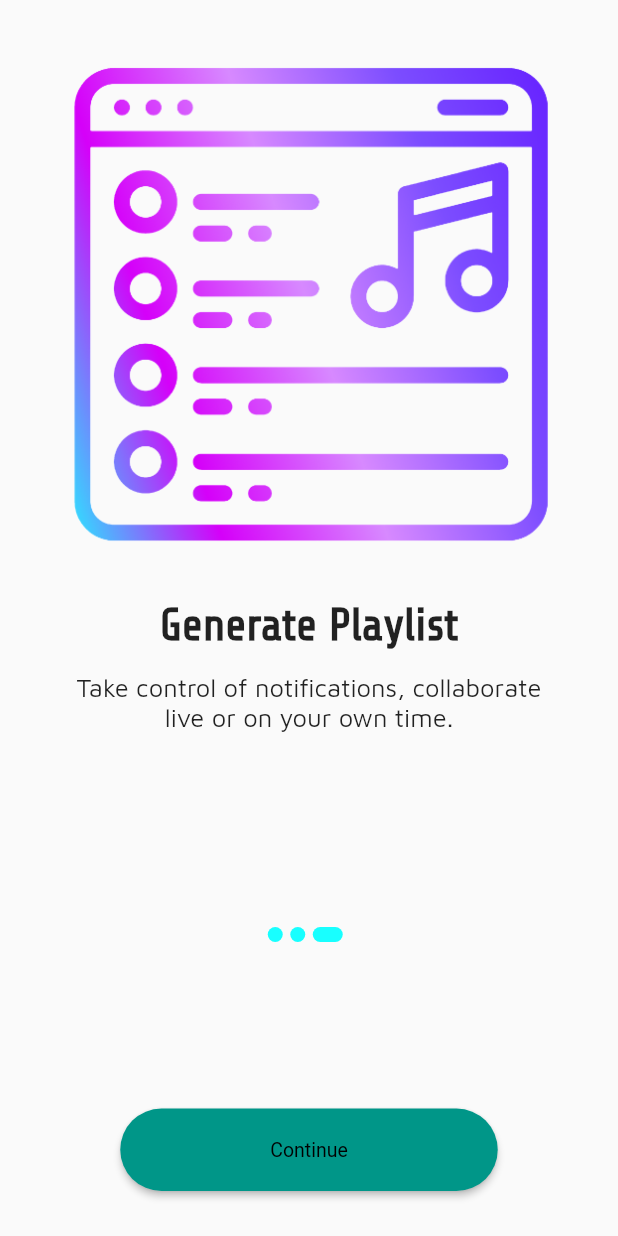
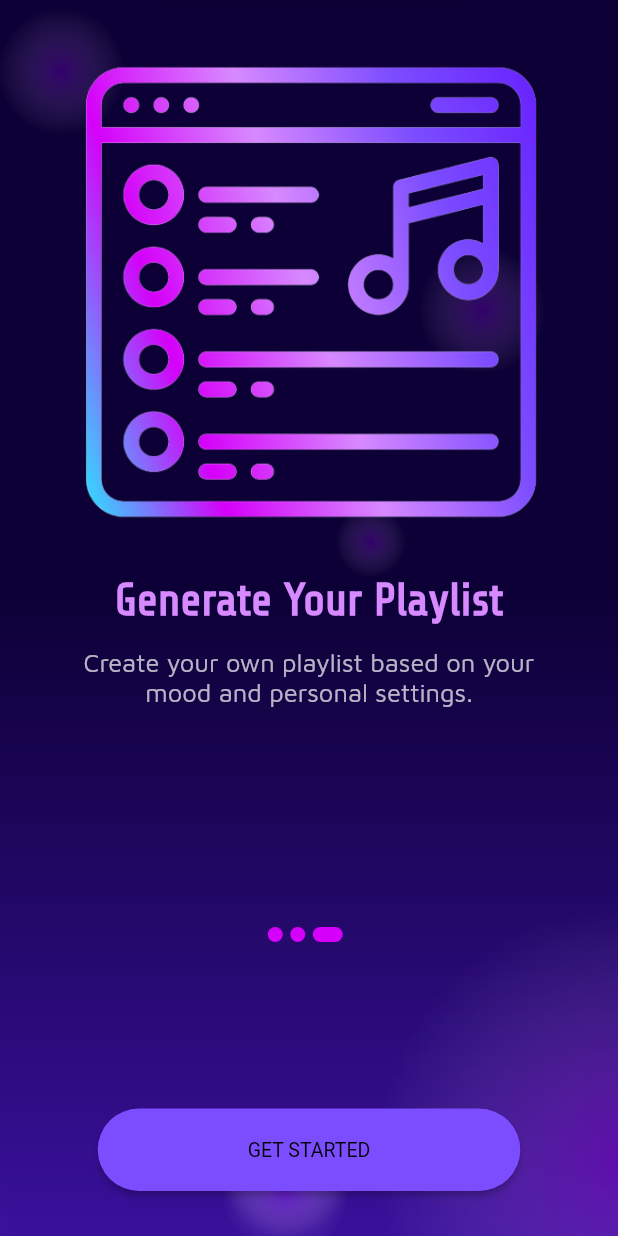
Before and after one commit to Temper-Tunes-Senior-Design-Project/TemperTunes, a Flutter app: the OnboardingPage screen opened directly, swiped to page 3, on a phone screen of 412 x 824 dp. Run offline on Flutter 3.47's test engine with Material 2 defaults, Android fonts, the phone set to English and light mode, and no system bars; our stand-ins replace camera, cloud_firestore, cloud_functions, firebase_auth, firebase_core, firebase_crashlytics and 6 more; missing offline and left inert: collapsible_sidebar, mockito, simple_ripple_animation; accounts and stored records are empty.

Commit message:
Updated files

```diff
--- a/lib/Pages/OnboardingPage.dart
+++ b/lib/Pages/OnboardingPage.dart
@@ -52,7 +52,7 @@ class _OnboardingPageState extends State<OnboardingPage> {
         borderRadius: BorderRadius.all(
           Radius.circular(50),
         ),
-        color: MyPalette.turqoise,
+        color: MyPalette.brightMagenta,
       ),
       margin: const EdgeInsets.only(right: 5),
       height: 10,
@@ -69,6 +69,14 @@ class _OnboardingPageState extends State<OnboardingPage> {
 
     return Scaffold(
       body: SafeArea(
+        child: Container(
+          alignment: Alignment.topCenter,
+          width: width,
+          height: height,
+          decoration: BoxDecoration(
+            image: DecorationImage(
+                image: AssetImage("assets/appBarBG.png"), fit: BoxFit.cover),
+          ),
           child: Column(
             children: [
               Expanded(
@@ -76,7 +84,8 @@ class _OnboardingPageState extends State<OnboardingPage> {
                 child: PageView.builder(
                   physics: const BouncingScrollPhysics(),
                   controller: _controller,
-                onPageChanged: (value) => setState(() => _currentPage = value),
+                  onPageChanged: (value) =>
+                      setState(() => _currentPage = value),
                   itemCount: contents.length,
                   itemBuilder: (context, i) {
                     return Padding(
@@ -86,8 +95,7 @@ class _OnboardingPageState extends State<OnboardingPage> {
                           ///Image
                           Image.asset(
                             contents[i].image,
-                          // height: SizeConfig.blockV! * 35,
-                          height: height * 0.4,
+                            height: height * 0.38,
                           ),
                           SizedBox(
                             height: (height >= 840) ? 60 : 30,
@@ -100,6 +108,7 @@ class _OnboardingPageState extends State<OnboardingPage> {
                             style: TextStyle(
                               fontFamily: "Share Tech",
                               fontWeight: FontWeight.w600,
+                              color: MyPalette.lightPurple,
                               fontSize: (width <= 550) ? 30 : 35,
                             ),
                           ),
@@ -112,6 +121,7 @@ class _OnboardingPageState extends State<OnboardingPage> {
                             contents[i].desc,
                             style: TextStyle(
                               fontFamily: "Maven Pro",
+                              color: Colors.white70,
                               fontWeight: FontWeight.w300,
                               fontSize: (width <= 550) ? 17 : 25,
                             ),
@@ -153,9 +163,9 @@ class _OnboardingPageState extends State<OnboardingPage> {
                                   ),
                                 );
                               },
-                            child: const Text("Continue"),
+                              child: const Text("GET STARTED"),
                               style: ElevatedButton.styleFrom(
-                              backgroundColor: Colors.teal,
+                                backgroundColor: MyPalette.slateBlue,
                                 shape: RoundedRectangleBorder(
                                   borderRadius: BorderRadius.circular(50),
                                 ),
@@ -164,8 +174,8 @@ class _OnboardingPageState extends State<OnboardingPage> {
                                         horizontal: 100, vertical: 20)
                                     : EdgeInsets.symmetric(
                                         horizontal: width * 0.2, vertical: 25),
-                              textStyle:
-                                  TextStyle(fontSize: (width <= 550) ? 13 : 17),
+                                textStyle: TextStyle(
+                                    fontSize: (width <= 550) ? 13 : 17),
                               ),
                             ),
                           )
@@ -182,7 +192,7 @@ class _OnboardingPageState extends State<OnboardingPage> {
                                   },
                                   child: const Text(
                                     "SKIP",
-                                  style: TextStyle(color: Colors.black),
+                                    style: TextStyle(color: MyPalette.turqoise),
                                   ),
                                   style: TextButton.styleFrom(
                                     elevation: 0,
@@ -195,13 +205,14 @@ class _OnboardingPageState extends State<OnboardingPage> {
                                 ElevatedButton(
                                   onPressed: () {
                                     _controller.nextPage(
-                                    duration: const Duration(milliseconds: 200),
+                                      duration:
+                                          const Duration(milliseconds: 200),
                                       curve: Curves.easeIn,
                                     );
                                   },
                                   child: const Text("NEXT"),
                                   style: ElevatedButton.styleFrom(
-                                  backgroundColor: Colors.purple,
+                                    backgroundColor: MyPalette.darkMagenta,
                                     shape: RoundedRectangleBorder(
                                       borderRadius: BorderRadius.circular(50),
                                     ),
@@ -224,6 +235,7 @@ class _OnboardingPageState extends State<OnboardingPage> {
             ],
           ),
         ),
+      ),
     );
   }
 }
@@ -244,18 +256,16 @@ List<OnboardingContents> contents = [
   OnboardingContents(
     title: "Link to Spotify",
     image: "assets/linkIcon.png",
-    desc: "Remember to keep track of your professional accomplishments.",
+    desc: "Go to User Preferences to link to your Spotify account.",
   ),
   OnboardingContents(
     title: "Set Your Preferences",
     image: "assets/preferencesIcon.png",
-    desc:
-        "But understanding the contributions our colleagues make to our teams and companies.",
+    desc: "Go to User Preferences to personalize your playlist settings.",
   ),
   OnboardingContents(
-    title: "Generate Playlist",
+    title: "Generate Your Playlist",
     image: "assets/playlistIcon.png",
-    desc:
-        "Take control of notifications, collaborate live or on your own time.",
+    desc: "Create your own playlist based on your mood and personal settings.",
   ),
 ];
--- a/lib/main.dart
+++ b/lib/main.dart
@@ -3,9 +3,7 @@ import 'dart:ui';
 import 'package:firebase_core/firebase_core.dart';
 import 'package:firebase_crashlytics/firebase_crashlytics.dart';
 import 'package:flutter/material.dart';
-import 'package:mood_swing/Pages/SignupPage.dart';
 import 'Pages/LandingPage.dart';
-import 'Pages/HomePage.dart';
 
 import 'Pages/OnboardingPage.dart';
 
@@ -65,7 +63,7 @@ class App extends StatelessWidget {
       //  }
       //),
 
-      home: SignupPage(),
+      home: OnboardingPage(),
 
       // home: FutureBuilder<List<CameraDescription>>(
       //     future: availableCameras(),
```
Also changed, not shown: assets/preferencesIcon.png (added). Lines whose indentation alone changed are shown as unchanged.
